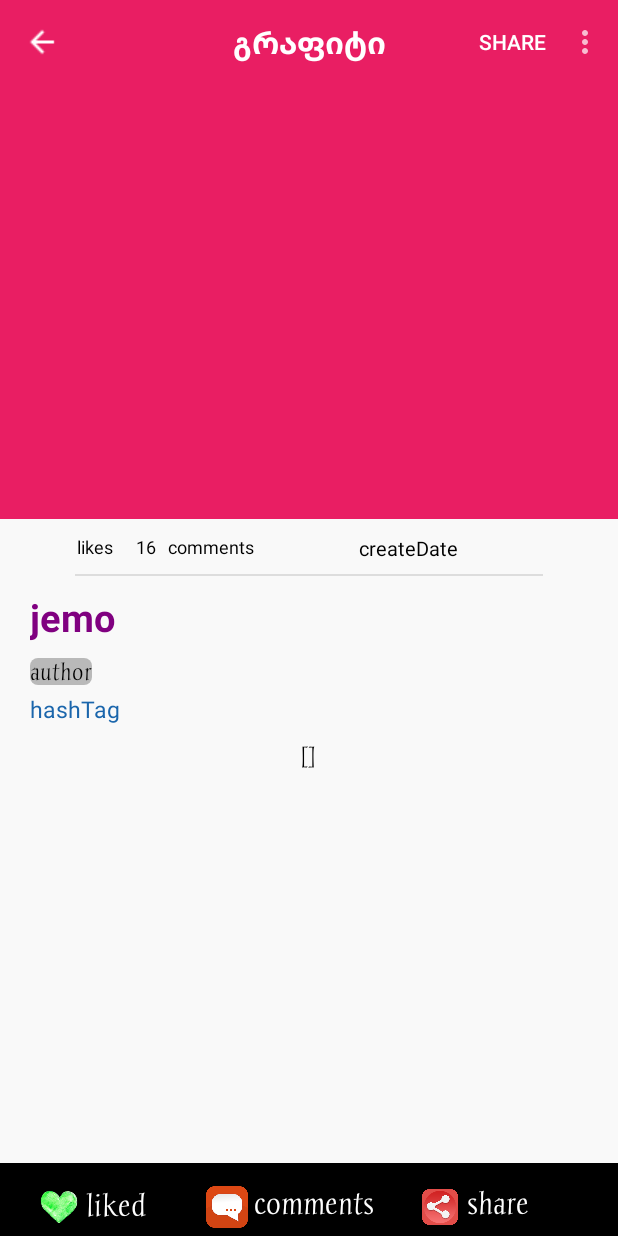
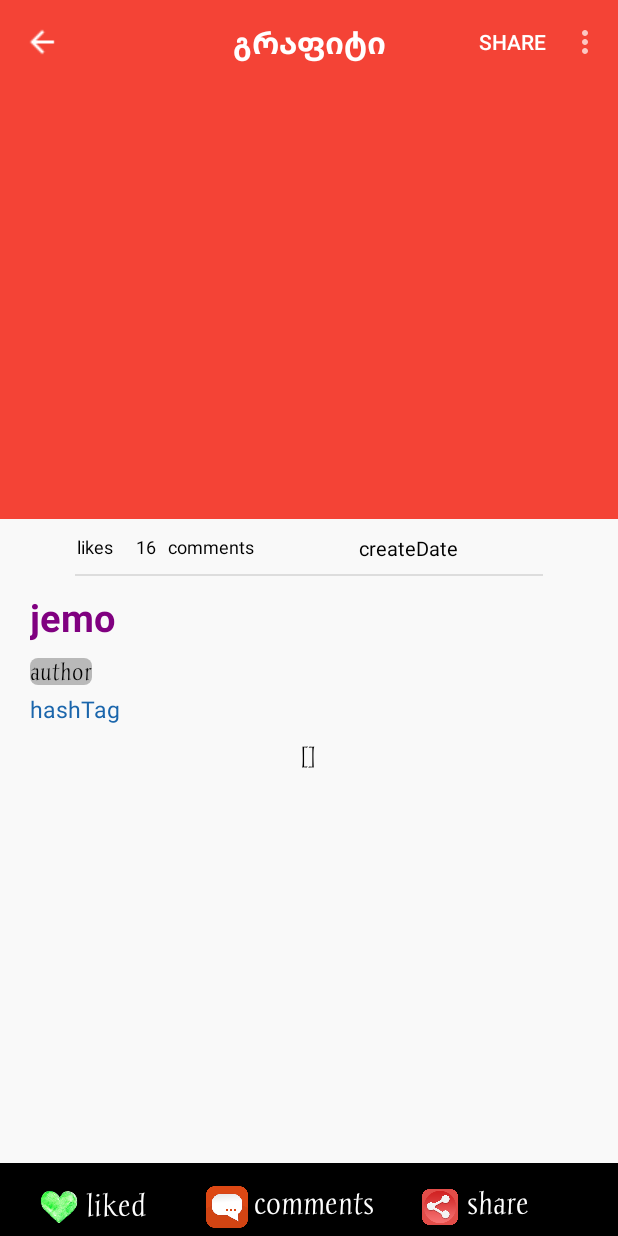
Before and after one commit to irakligeo/DAGS, an Android app: the GraphiteDetailActivity screen opened directly, with no data from a screen before it, after a tap on an icon or button, on a phone screen of 412 x 824 dp. Run offline under Robolectric (Android 15) with nearby library versions, the phone set to English and light mode, and no system bars; our stand-ins replace Picasso; libraries missing offline, so code that uses them is left out: com.facebook, com.facebook.login; network calls fail; pictures from the network do not load; 13 statements that could not run were skipped.

Commit message:
styleing

```diff
--- a/app/src/main/java/geolab/dags/GraphiteDetailActivity.java
+++ b/app/src/main/java/geolab/dags/GraphiteDetailActivity.java
@@ -233,15 +233,6 @@ public class GraphiteDetailActivity extends ActionBarActivity implements Navigat
                         nameValuePairs.add(new BasicNameValuePair("marker_id", graphiteItem.getMarkerID()+""));
                         nameValuePairs.add(new BasicNameValuePair("user_id", userID));
                         httppost.setEntity(new UrlEncodedFormEntity(nameValuePairs));
-
-                        String json = "";
-
-                        // 3. build jsonObject
-                        JSONObject jsonObject = new JSONObject();
-
-
-                        // 4. convert JSONObject to JSON to String
-                        json = jsonObject.toString();
 
                         Thread thread = new Thread(new Runnable(){
                             @Override
--- a/app/src/main/res/values/colors.xml
+++ b/app/src/main/res/values/colors.xml
@@ -10,14 +10,26 @@
 
     <color name="background_gradient_color">#453642</color>
     <color name="background_color">#242d3e</color>
-    <color name="toolbar_color">#E91E63</color>
+
+    <!-- current-->
+
     <!--<color name="toolbar_color">#E53935</color>-->
     <!--<color name="toolbar_color">#4A4949</color>-->
     <!--<color name="tab_layout">#03A9F4</color>-->
-    <color name="tab_layout">#E91E63</color>
+
+    <!-- current-->
+    <!-- ვარდისფერი-->
+    <!--<color name="tab_layout">#E91E63</color>-->
+    <!--<color name="toolbar_color">#E91E63</color>-->
+    <!--<color name="status_bar_color">#C2185B</color> -->
     <color name="tab_indicator">#4A4949</color>
+
     <color name="text_color">#4b5267</color>
-    <!--<color name="status_bar_color">#D32F2F</color>-->
-    <color name="status_bar_color">#C2185B</color>
+
+    <!-- წითელი-->
+    <color name="status_bar_color">#D32F2F</color>
+    <color name="toolbar_color">#F44336</color>
+    <color name="tab_layout">#F44336</color>
+
 
 </resources>
```
